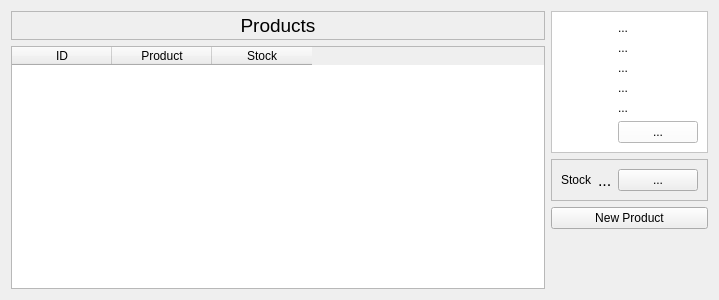
The window that app/uic/uic/products_widget.ui (samuelitwaru/amoshop) describes before a commit, drawn with Qt 5.
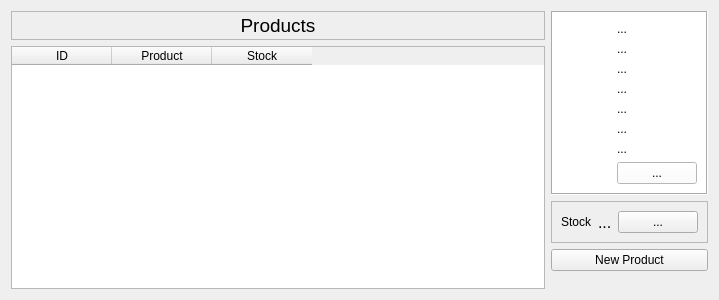
The same window after the commit. Icons and pictures are not drawn.

```diff
--- a/app/uic/uic/products_widget.ui
+++ b/app/uic/uic/products_widget.ui
@@ -75,10 +75,10 @@
         <string notr="true">background-color:white;</string>
        </property>
        <property name="frameShape">
-        <enum>QFrame::StyledPanel</enum>
+        <enum>QFrame::Box</enum>
        </property>
        <property name="frameShadow">
-        <enum>QFrame::Raised</enum>
+        <enum>QFrame::Sunken</enum>
        </property>
        <layout class="QHBoxLayout" name="horizontalLayout_2">
         <item>
@@ -121,11 +121,28 @@
             </property>
            </widget>
           </item>
+          <item>
+           <widget class="QLabel" name="buyingPriceLabel">
+            <property name="text">
+             <string>...</string>
+            </property>
+           </widget>
+          </item>
+          <item>
+           <widget class="QLabel" name="sellingPriceLabel">
+            <property name="text">
+             <string>...</string>
+            </property>
+           </widget>
+          </item>
           <item>
            <widget class="QLabel" name="productDescriptionLabel">
             <property name="text">
              <string>...</string>
             </property>
+            <property name="wordWrap">
+             <bool>true</bool>
+            </property>
            </widget>
           </item>
           <item>
```
Left out of the diff: 4 changed lines with no effect on the pictures.
